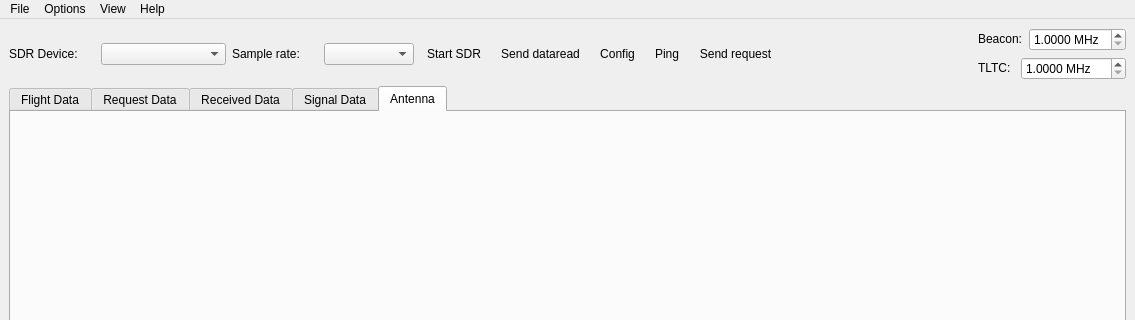
First picture: the form in gui/qt/mainwindow.ui, repository floripasat/grs, before the edit; both pictures show x 0 to 1135 and y 0 to 320 of the 1135 by 844 pixel window.
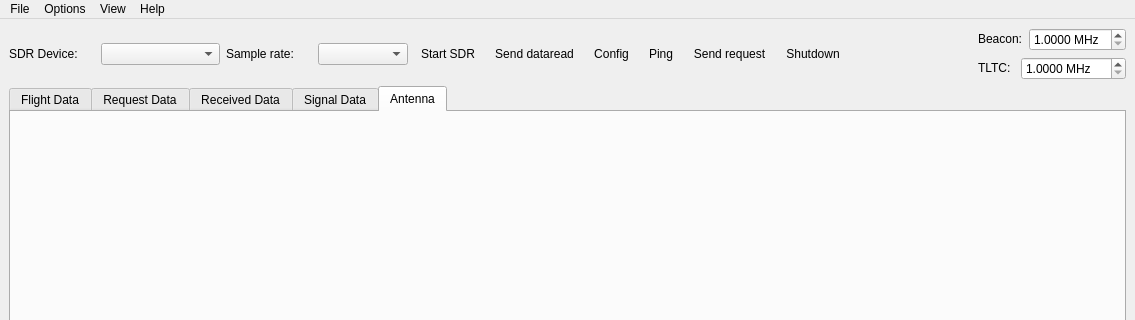
Second picture: the form after the edit. The open tabs and pages were chosen to show the change. Icons and pictures are not drawn.

Commit message:
Toolbar icons and buttons changed
- Adding shutdown button
- Changing ping button icon
- Changing start/stop SDR button icon when SDR starts and when SDR stops

Patch:
```diff
--- a/gui/qt/mainwindow.ui
+++ b/gui/qt/mainwindow.ui
@@ -30,7 +30,7 @@
       <property name="layoutDirection">
        <enum>Qt::LeftToRight</enum>
       </property>
-      <layout class="QHBoxLayout" name="horizontalLayout" stretch="0,0,0,0,0,0,0,0,0,0,0">
+      <layout class="QHBoxLayout" name="horizontalLayout" stretch="0,0,0,0,0,0,0,0,0,0,0,0">
        <property name="spacing">
         <number>6</number>
        </property>
@@ -223,6 +223,22 @@
          </property>
         </widget>
        </item>
+       <item>
+        <widget class="QToolButton" name="TBshutdown">
+         <property name="text">
+          <string>Shutdown</string>
+         </property>
+         <property name="iconSize">
+          <size>
+           <width>32</width>
+           <height>32</height>
+          </size>
+         </property>
+         <property name="autoRaise">
+          <bool>true</bool>
+         </property>
+        </widget>
+       </item>
        <item>
         <widget class="QLabel" name="space2">
          <property name="text">
```
Left out of the diff: 4 changed lines with no effect on the pictures. The commit also changes 7 other files.
